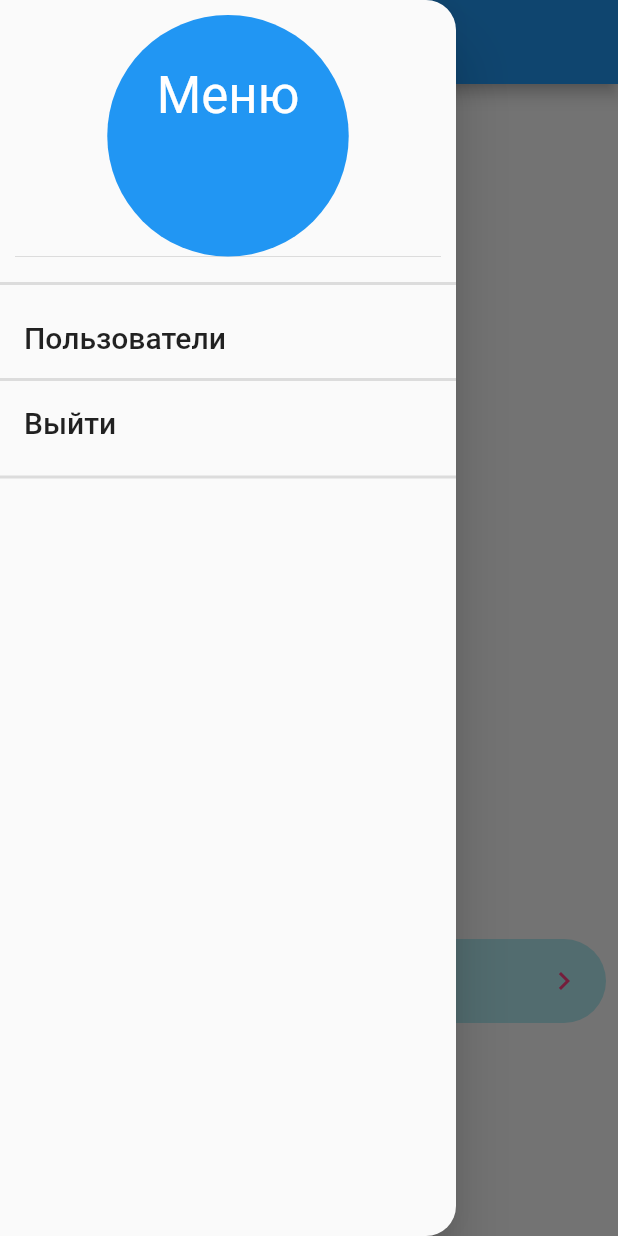
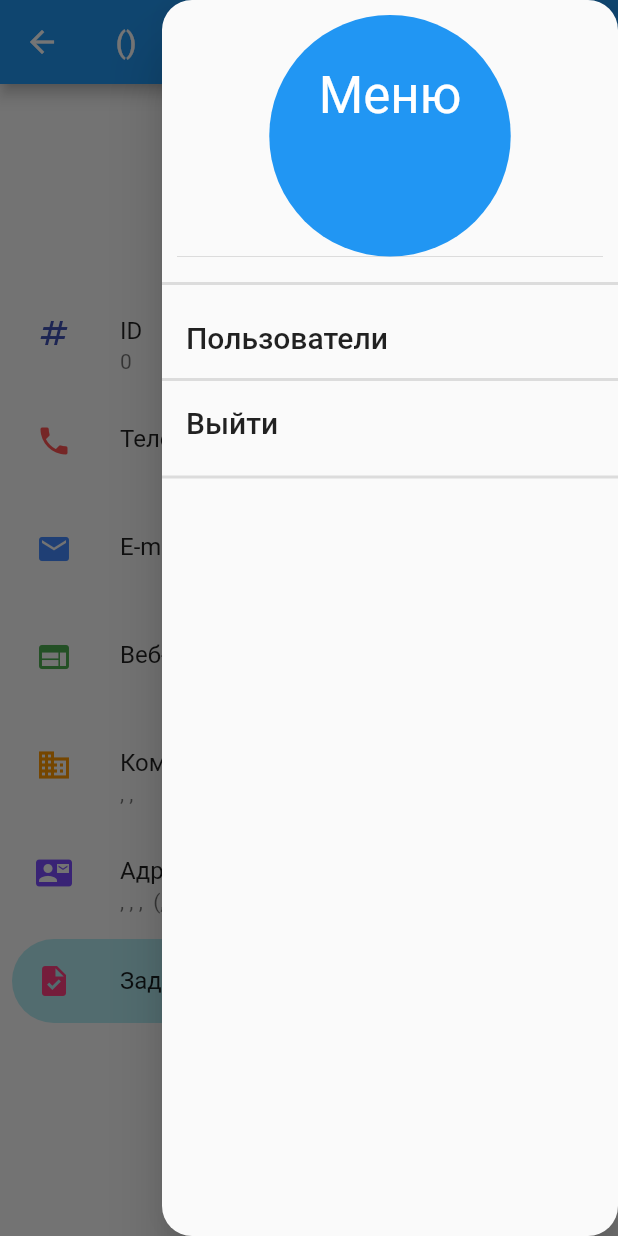
Before and after one commit to SubFyn/final_project, a Flutter app: the UserScreen screen opened directly with empty values, with the side drawer open, on a phone screen of 412 x 824 dp. Run offline on Flutter 3.47's test engine with Material 2 defaults, Android fonts, the phone set to English and light mode, and no system bars.

```diff
--- a/lib/Users.dart
+++ b/lib/Users.dart
@@ -1,4 +1,3 @@
-import 'dart:io';
 import 'dart:math';
 import 'package:flutter/material.dart';
 import 'Classes.dart';
@@ -14,7 +13,7 @@ class _UsersScreenState extends State<UsersScreen> {
   @override
   Widget build(BuildContext context) {
     return Scaffold(
-      drawer: menu(context),
+      endDrawer: menu(context),
       appBar: AppBar(
         title: const Text("Пользователи"),
       ),
@@ -116,10 +115,10 @@ class _UserScreenState extends State<UserScreen> {
   @override
   Widget build(BuildContext context) {
     return Scaffold(
-      drawer: menu(context),
+      endDrawer: menu(context),
       appBar: AppBar(
         title: Text("${widget.user.name} (${widget.user.username})"),
-      ),
+       ),
       body: SingleChildScrollView(
         child: Padding(
           padding: const EdgeInsets.all(8.0),
@@ -229,6 +228,7 @@ class _UserTodosWidgetState extends State<UserTodosWidget> {
   @override
   Widget build(BuildContext context) {
     return Scaffold(
+      endDrawer: menu(context),
       appBar: AppBar(
         title: const Text("Задания"),
       ),
@@ -318,9 +318,7 @@ class _TodoListItemState extends State<TodoListItem> {
 
 Widget menu(context) => Drawer(
         shape: const RoundedRectangleBorder(
-          borderRadius: BorderRadius.only(
-              topRight: Radius.circular(20),
-              bottomRight: Radius.circular(20)),
+          borderRadius: BorderRadius.all(Radius.circular(20)),
         ),
       child: ListView(
           padding: EdgeInsets.zero,
```
